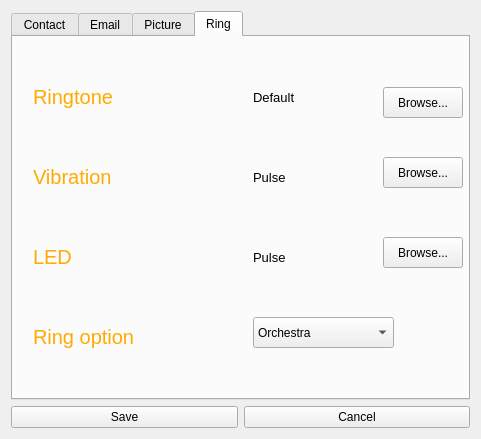
Old version of the form addcontactform.ui in the repository knshiro/csse7005-ugojules.
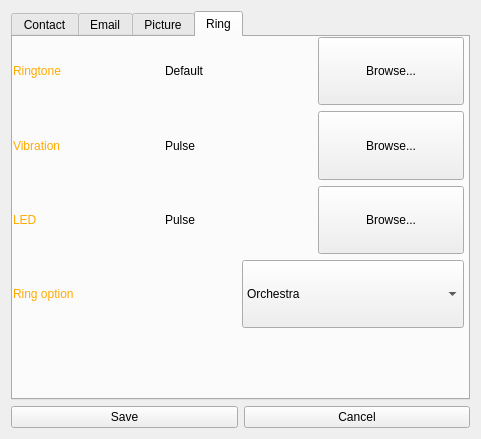
New version of the form.

Diff of the .ui file:
```diff
--- a/addcontactform.ui
+++ b/addcontactform.ui
@@ -394,280 +394,25 @@
       <attribute name="title" >
        <string>Ring</string>
       </attribute>
-      <widget class="QComboBox" name="ringOptionComboBox" >
+      <widget class="QWidget" name="" >
        <property name="geometry" >
         <rect>
-         <x>240</x>
-         <y>280</y>
-         <width>141</width>
-         <height>31</height>
+         <x>0</x>
+         <y>0</y>
+         <width>451</width>
+         <height>291</height>
         </rect>
        </property>
+       <layout class="QVBoxLayout" >
        <item>
-        <property name="text" >
-         <string>Orchestra</string>
-        </property>
-       </item>
+         <layout class="QHBoxLayout" >
        <item>
-        <property name="text" >
-         <string>Synchronized</string>
-        </property>
-       </item>
-      </widget>
-      <widget class="QLabel" name="label_4" >
-       <property name="geometry" >
-        <rect>
-         <x>20</x>
-         <y>280</y>
-         <width>181</width>
-         <height>40</height>
-        </rect>
-       </property>
-       <property name="palette" >
-        <palette>
-         <active>
-          <colorrole role="WindowText" >
-           <brush brushstyle="SolidPattern" >
-            <color alpha="255" >
-             <red>255</red>
-             <green>170</green>
-             <blue>0</blue>
-            </color>
-           </brush>
-          </colorrole>
-          <colorrole role="Text" >
-           <brush brushstyle="SolidPattern" >
-            <color alpha="255" >
-             <red>255</red>
-             <green>170</green>
-             <blue>0</blue>
-            </color>
-           </brush>
-          </colorrole>
-         </active>
-         <inactive>
-          <colorrole role="WindowText" >
-           <brush brushstyle="SolidPattern" >
-            <color alpha="255" >
-             <red>255</red>
-             <green>170</green>
-             <blue>0</blue>
-            </color>
-           </brush>
-          </colorrole>
-          <colorrole role="Text" >
-           <brush brushstyle="SolidPattern" >
-            <color alpha="255" >
-             <red>255</red>
-             <green>170</green>
-             <blue>0</blue>
-            </color>
-           </brush>
-          </colorrole>
-         </inactive>
-         <disabled>
-          <colorrole role="WindowText" >
-           <brush brushstyle="SolidPattern" >
-            <color alpha="255" >
-             <red>119</red>
-             <green>119</green>
-             <blue>119</blue>
-            </color>
-           </brush>
-          </colorrole>
-          <colorrole role="Text" >
-           <brush brushstyle="SolidPattern" >
-            <color alpha="255" >
-             <red>119</red>
-             <green>119</green>
-             <blue>119</blue>
-            </color>
-           </brush>
-          </colorrole>
-         </disabled>
-        </palette>
-       </property>
-       <property name="font" >
-        <font>
-         <pointsize>15</pointsize>
-        </font>
-       </property>
-       <property name="text" >
-        <string>Ring option</string>
-       </property>
-      </widget>
-      <widget class="QLabel" name="label_5" >
-       <property name="geometry" >
-        <rect>
-         <x>20</x>
-         <y>200</y>
-         <width>146</width>
-         <height>40</height>
-        </rect>
-       </property>
-       <property name="palette" >
-        <palette>
-         <active>
-          <colorrole role="WindowText" >
-           <brush brushstyle="SolidPattern" >
-            <color alpha="255" >
-             <red>255</red>
-             <green>170</green>
-             <blue>0</blue>
-            </color>
-           </brush>
-          </colorrole>
-          <colorrole role="Text" >
-           <brush brushstyle="SolidPattern" >
-            <color alpha="255" >
-             <red>255</red>
-             <green>170</green>
-             <blue>0</blue>
-            </color>
-           </brush>
-          </colorrole>
-         </active>
-         <inactive>
-          <colorrole role="WindowText" >
-           <brush brushstyle="SolidPattern" >
-            <color alpha="255" >
-             <red>255</red>
-             <green>170</green>
-             <blue>0</blue>
-            </color>
-           </brush>
-          </colorrole>
-          <colorrole role="Text" >
-           <brush brushstyle="SolidPattern" >
-            <color alpha="255" >
-             <red>255</red>
-             <green>170</green>
-             <blue>0</blue>
-            </color>
-           </brush>
-          </colorrole>
-         </inactive>
-         <disabled>
-          <colorrole role="WindowText" >
-           <brush brushstyle="SolidPattern" >
-            <color alpha="255" >
-             <red>119</red>
-             <green>119</green>
-             <blue>119</blue>
-            </color>
-           </brush>
-          </colorrole>
-          <colorrole role="Text" >
-           <brush brushstyle="SolidPattern" >
-            <color alpha="255" >
-             <red>119</red>
-             <green>119</green>
-             <blue>119</blue>
-            </color>
-           </brush>
-          </colorrole>
-         </disabled>
-        </palette>
-       </property>
-       <property name="font" >
-        <font>
-         <pointsize>15</pointsize>
-        </font>
-       </property>
-       <property name="text" >
-        <string>LED</string>
-       </property>
-      </widget>
-      <widget class="QLabel" name="label_6" >
-       <property name="geometry" >
-        <rect>
-         <x>20</x>
-         <y>120</y>
-         <width>141</width>
-         <height>40</height>
-        </rect>
-       </property>
-       <property name="palette" >
-        <palette>
-         <active>
-          <colorrole role="WindowText" >
-           <brush brushstyle="SolidPattern" >
-            <color alpha="255" >
-             <red>255</red>
-             <green>170</green>
-             <blue>0</blue>
-            </color>
-           </brush>
-          </colorrole>
-          <colorrole role="Text" >
-           <brush brushstyle="SolidPattern" >
-            <color alpha="255" >
-             <red>255</red>
-             <green>170</green>
-             <blue>0</blue>
-            </color>
-           </brush>
-          </colorrole>
-         </active>
-         <inactive>
-          <colorrole role="WindowText" >
-           <brush brushstyle="SolidPattern" >
-            <color alpha="255" >
-             <red>255</red>
-             <green>170</green>
-             <blue>0</blue>
-            </color>
-           </brush>
-          </colorrole>
-          <colorrole role="Text" >
-           <brush brushstyle="SolidPattern" >
-            <color alpha="255" >
-             <red>255</red>
-             <green>170</green>
-             <blue>0</blue>
-            </color>
-           </brush>
-          </colorrole>
-         </inactive>
-         <disabled>
-          <colorrole role="WindowText" >
-           <brush brushstyle="SolidPattern" >
-            <color alpha="255" >
-             <red>119</red>
-             <green>119</green>
-             <blue>119</blue>
-            </color>
-           </brush>
-          </colorrole>
-          <colorrole role="Text" >
-           <brush brushstyle="SolidPattern" >
-            <color alpha="255" >
-             <red>119</red>
-             <green>119</green>
-             <blue>119</blue>
-            </color>
-           </brush>
-          </colorrole>
-         </disabled>
-        </palette>
-       </property>
-       <property name="font" >
-        <font>
-         <pointsize>15</pointsize>
-        </font>
-       </property>
-       <property name="text" >
-        <string>Vibration</string>
-       </property>
-      </widget>
       <widget class="QLabel" name="label_7" >
-       <property name="geometry" >
-        <rect>
-         <x>20</x>
-         <y>40</y>
-         <width>141</width>
-         <height>40</height>
-        </rect>
+            <property name="sizePolicy" >
+             <sizepolicy vsizetype="Preferred" hsizetype="Preferred" >
+              <horstretch>0</horstretch>
+              <verstretch>0</verstretch>
+             </sizepolicy>
        </property>
        <property name="palette" >
         <palette>
@@ -735,105 +480,408 @@
        </property>
        <property name="font" >
         <font>
-         <pointsize>15</pointsize>
+              <pointsize>9</pointsize>
         </font>
        </property>
        <property name="text" >
         <string>Ringtone</string>
        </property>
       </widget>
-      <widget class="QLabel" name="ledLabel" >
-       <property name="geometry" >
-        <rect>
-         <x>240</x>
-         <y>200</y>
-         <width>82</width>
-         <height>40</height>
-        </rect>
-       </property>
-       <property name="font" >
-        <font>
-         <pointsize>10</pointsize>
-        </font>
-       </property>
-       <property name="text" >
-        <string>Pulse</string>
-       </property>
-      </widget>
+          </item>
+          <item>
       <widget class="QLabel" name="ringToneLabel" >
-       <property name="geometry" >
-        <rect>
-         <x>240</x>
-         <y>40</y>
-         <width>114</width>
-         <height>40</height>
-        </rect>
+            <property name="sizePolicy" >
+             <sizepolicy vsizetype="Preferred" hsizetype="Preferred" >
+              <horstretch>0</horstretch>
+              <verstretch>0</verstretch>
+             </sizepolicy>
        </property>
        <property name="font" >
         <font>
-         <pointsize>10</pointsize>
+              <pointsize>9</pointsize>
         </font>
        </property>
        <property name="text" >
         <string>Default</string>
        </property>
       </widget>
-      <widget class="QLabel" name="vibrationLabel" >
-       <property name="geometry" >
-        <rect>
-         <x>240</x>
-         <y>120</y>
-         <width>82</width>
-         <height>40</height>
-        </rect>
-       </property>
-       <property name="font" >
-        <font>
-         <pointsize>10</pointsize>
-        </font>
-       </property>
-       <property name="text" >
-        <string>Pulse</string>
-       </property>
-      </widget>
+          </item>
+          <item>
       <widget class="QPushButton" name="ringTonePushButton" >
-       <property name="geometry" >
-        <rect>
-         <x>370</x>
-         <y>50</y>
-         <width>80</width>
-         <height>31</height>
-        </rect>
+            <property name="sizePolicy" >
+             <sizepolicy vsizetype="Preferred" hsizetype="Preferred" >
+              <horstretch>0</horstretch>
+              <verstretch>0</verstretch>
+             </sizepolicy>
+            </property>
+            <property name="font" >
+             <font>
+              <pointsize>9</pointsize>
+             </font>
        </property>
        <property name="text" >
         <string>Browse...</string>
        </property>
       </widget>
+          </item>
+         </layout>
+        </item>
+        <item>
+         <layout class="QHBoxLayout" >
+          <item>
+           <widget class="QLabel" name="label_6" >
+            <property name="sizePolicy" >
+             <sizepolicy vsizetype="Preferred" hsizetype="Preferred" >
+              <horstretch>0</horstretch>
+              <verstretch>0</verstretch>
+             </sizepolicy>
+            </property>
+            <property name="palette" >
+             <palette>
+              <active>
+               <colorrole role="WindowText" >
+                <brush brushstyle="SolidPattern" >
+                 <color alpha="255" >
+                  <red>255</red>
+                  <green>170</green>
+                  <blue>0</blue>
+                 </color>
+                </brush>
+               </colorrole>
+               <colorrole role="Text" >
+                <brush brushstyle="SolidPattern" >
+                 <color alpha="255" >
+                  <red>255</red>
+                  <green>170</green>
+                  <blue>0</blue>
+                 </color>
+                </brush>
+               </colorrole>
+              </active>
+              <inactive>
+               <colorrole role="WindowText" >
+                <brush brushstyle="SolidPattern" >
+                 <color alpha="255" >
+                  <red>255</red>
+                  <green>170</green>
+                  <blue>0</blue>
+                 </color>
+                </brush>
+               </colorrole>
+               <colorrole role="Text" >
+                <brush brushstyle="SolidPattern" >
+                 <color alpha="255" >
+                  <red>255</red>
+                  <green>170</green>
+                  <blue>0</blue>
+                 </color>
+                </brush>
+               </colorrole>
+              </inactive>
+              <disabled>
+               <colorrole role="WindowText" >
+                <brush brushstyle="SolidPattern" >
+                 <color alpha="255" >
+                  <red>119</red>
+                  <green>119</green>
+                  <blue>119</blue>
+                 </color>
+                </brush>
+               </colorrole>
+               <colorrole role="Text" >
+                <brush brushstyle="SolidPattern" >
+                 <color alpha="255" >
+                  <red>119</red>
+                  <green>119</green>
+                  <blue>119</blue>
+                 </color>
+                </brush>
+               </colorrole>
+              </disabled>
+             </palette>
+            </property>
+            <property name="font" >
+             <font>
+              <pointsize>9</pointsize>
+             </font>
+            </property>
+            <property name="text" >
+             <string>Vibration</string>
+            </property>
+           </widget>
+          </item>
+          <item>
+           <widget class="QLabel" name="vibrationLabel" >
+            <property name="sizePolicy" >
+             <sizepolicy vsizetype="Preferred" hsizetype="Preferred" >
+              <horstretch>0</horstretch>
+              <verstretch>0</verstretch>
+             </sizepolicy>
+            </property>
+            <property name="font" >
+             <font>
+              <pointsize>9</pointsize>
+             </font>
+            </property>
+            <property name="text" >
+             <string>Pulse</string>
+            </property>
+           </widget>
+          </item>
+          <item>
       <widget class="QPushButton" name="vibrationPushButton" >
-       <property name="geometry" >
-        <rect>
-         <x>370</x>
-         <y>120</y>
-         <width>80</width>
-         <height>31</height>
-        </rect>
+            <property name="sizePolicy" >
+             <sizepolicy vsizetype="Preferred" hsizetype="Preferred" >
+              <horstretch>0</horstretch>
+              <verstretch>0</verstretch>
+             </sizepolicy>
+            </property>
+            <property name="font" >
+             <font>
+              <pointsize>9</pointsize>
+             </font>
        </property>
        <property name="text" >
         <string>Browse...</string>
        </property>
       </widget>
+          </item>
+         </layout>
+        </item>
+        <item>
+         <layout class="QHBoxLayout" >
+          <item>
+           <widget class="QLabel" name="label_5" >
+            <property name="sizePolicy" >
+             <sizepolicy vsizetype="Preferred" hsizetype="Preferred" >
+              <horstretch>0</horstretch>
+              <verstretch>0</verstretch>
+             </sizepolicy>
+            </property>
+            <property name="palette" >
+             <palette>
+              <active>
+               <colorrole role="WindowText" >
+                <brush brushstyle="SolidPattern" >
+                 <color alpha="255" >
+                  <red>255</red>
+                  <green>170</green>
+                  <blue>0</blue>
+                 </color>
+                </brush>
+               </colorrole>
+               <colorrole role="Text" >
+                <brush brushstyle="SolidPattern" >
+                 <color alpha="255" >
+                  <red>255</red>
+                  <green>170</green>
+                  <blue>0</blue>
+                 </color>
+                </brush>
+               </colorrole>
+              </active>
+              <inactive>
+               <colorrole role="WindowText" >
+                <brush brushstyle="SolidPattern" >
+                 <color alpha="255" >
+                  <red>255</red>
+                  <green>170</green>
+                  <blue>0</blue>
+                 </color>
+                </brush>
+               </colorrole>
+               <colorrole role="Text" >
+                <brush brushstyle="SolidPattern" >
+                 <color alpha="255" >
+                  <red>255</red>
+                  <green>170</green>
+                  <blue>0</blue>
+                 </color>
+                </brush>
+               </colorrole>
+              </inactive>
+              <disabled>
+               <colorrole role="WindowText" >
+                <brush brushstyle="SolidPattern" >
+                 <color alpha="255" >
+                  <red>119</red>
+                  <green>119</green>
+                  <blue>119</blue>
+                 </color>
+                </brush>
+               </colorrole>
+               <colorrole role="Text" >
+                <brush brushstyle="SolidPattern" >
+                 <color alpha="255" >
+                  <red>119</red>
+                  <green>119</green>
+                  <blue>119</blue>
+                 </color>
+                </brush>
+               </colorrole>
+              </disabled>
+             </palette>
+            </property>
+            <property name="font" >
+             <font>
+              <pointsize>9</pointsize>
+             </font>
+            </property>
+            <property name="text" >
+             <string>LED</string>
+            </property>
+           </widget>
+          </item>
+          <item>
+           <widget class="QLabel" name="ledLabel" >
+            <property name="sizePolicy" >
+             <sizepolicy vsizetype="Preferred" hsizetype="Preferred" >
+              <horstretch>0</horstretch>
+              <verstretch>0</verstretch>
+             </sizepolicy>
+            </property>
+            <property name="font" >
+             <font>
+              <pointsize>9</pointsize>
+             </font>
+            </property>
+            <property name="text" >
+             <string>Pulse</string>
+            </property>
+           </widget>
+          </item>
+          <item>
       <widget class="QPushButton" name="ledPushButton" >
-       <property name="geometry" >
-        <rect>
-         <x>370</x>
-         <y>200</y>
-         <width>80</width>
-         <height>31</height>
-        </rect>
+            <property name="sizePolicy" >
+             <sizepolicy vsizetype="Preferred" hsizetype="Preferred" >
+              <horstretch>0</horstretch>
+              <verstretch>0</verstretch>
+             </sizepolicy>
+            </property>
+            <property name="font" >
+             <font>
+              <pointsize>9</pointsize>
+             </font>
        </property>
        <property name="text" >
         <string>Browse...</string>
        </property>
+           </widget>
+          </item>
+         </layout>
+        </item>
+        <item>
+         <layout class="QHBoxLayout" >
+          <item>
+           <widget class="QLabel" name="label_4" >
+            <property name="sizePolicy" >
+             <sizepolicy vsizetype="Preferred" hsizetype="Preferred" >
+              <horstretch>0</horstretch>
+              <verstretch>0</verstretch>
+             </sizepolicy>
+            </property>
+            <property name="palette" >
+             <palette>
+              <active>
+               <colorrole role="WindowText" >
+                <brush brushstyle="SolidPattern" >
+                 <color alpha="255" >
+                  <red>255</red>
+                  <green>170</green>
+                  <blue>0</blue>
+                 </color>
+                </brush>
+               </colorrole>
+               <colorrole role="Text" >
+                <brush brushstyle="SolidPattern" >
+                 <color alpha="255" >
+                  <red>255</red>
+                  <green>170</green>
+                  <blue>0</blue>
+                 </color>
+                </brush>
+               </colorrole>
+              </active>
+              <inactive>
+               <colorrole role="WindowText" >
+                <brush brushstyle="SolidPattern" >
+                 <color alpha="255" >
+                  <red>255</red>
+                  <green>170</green>
+                  <blue>0</blue>
+                 </color>
+                </brush>
+               </colorrole>
+               <colorrole role="Text" >
+                <brush brushstyle="SolidPattern" >
+                 <color alpha="255" >
+                  <red>255</red>
+                  <green>170</green>
+                  <blue>0</blue>
+                 </color>
+                </brush>
+               </colorrole>
+              </inactive>
+              <disabled>
+               <colorrole role="WindowText" >
+                <brush brushstyle="SolidPattern" >
+                 <color alpha="255" >
+                  <red>119</red>
+                  <green>119</green>
+                  <blue>119</blue>
+                 </color>
+                </brush>
+               </colorrole>
+               <colorrole role="Text" >
+                <brush brushstyle="SolidPattern" >
+                 <color alpha="255" >
+                  <red>119</red>
+                  <green>119</green>
+                  <blue>119</blue>
+                 </color>
+                </brush>
+               </colorrole>
+              </disabled>
+             </palette>
+            </property>
+            <property name="font" >
+             <font>
+              <pointsize>9</pointsize>
+             </font>
+            </property>
+            <property name="text" >
+             <string>Ring option</string>
+            </property>
+           </widget>
+          </item>
+          <item>
+           <widget class="QComboBox" name="ringOptionComboBox" >
+            <property name="sizePolicy" >
+             <sizepolicy vsizetype="Preferred" hsizetype="Preferred" >
+              <horstretch>0</horstretch>
+              <verstretch>0</verstretch>
+             </sizepolicy>
+            </property>
+            <property name="font" >
+             <font>
+              <pointsize>9</pointsize>
+             </font>
+            </property>
+            <item>
+             <property name="text" >
+              <string>Orchestra</string>
+             </property>
+            </item>
+            <item>
+             <property name="text" >
+              <string>Synchronized</string>
+             </property>
+            </item>
+           </widget>
+          </item>
+         </layout>
+        </item>
+       </layout>
       </widget>
      </widget>
     </widget>
```
Lines whose indentation alone changed are shown as unchanged.
